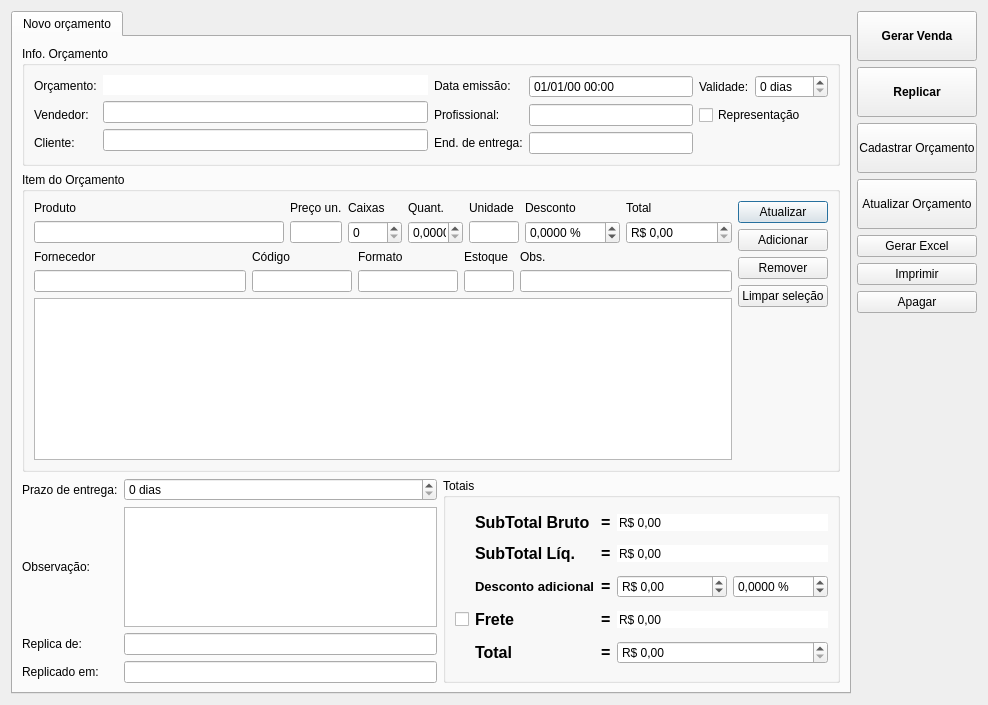
Above: ui/orcamento.ui from lellisls/ERP-STACCATO before the change. Below: the same form after it.
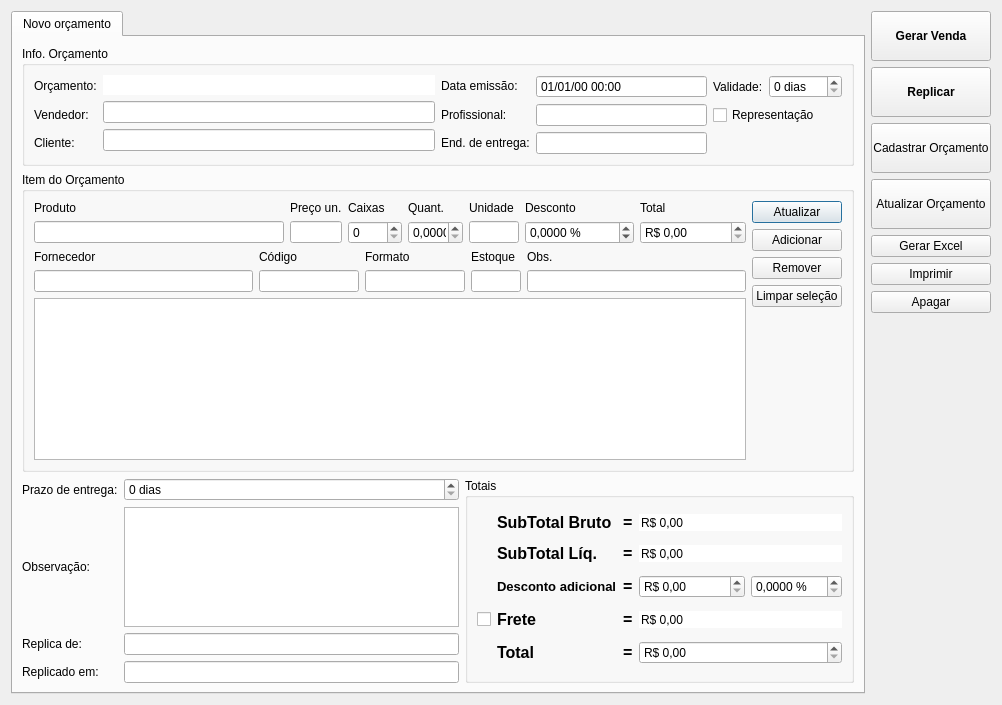
That is the form after the change. Custom widgets are drawn as their Qt base class.

Diff of the .ui file:
```diff
--- a/ui/orcamento.ui
+++ b/ui/orcamento.ui
@@ -624,7 +624,7 @@
                  <number>4</number>
                 </property>
                 <property name="minimum">
-                 <double>-100.000000000000000</double>
+                 <double>-10000.000000000000000</double>
                 </property>
                 <property name="maximum">
                  <double>100.000000000000000</double>
@@ -1032,9 +1032,6 @@
             <property name="prefix">
              <string>R$ </string>
             </property>
-            <property name="minimum">
-             <double>-9999999.000000000000000</double>
-            </property>
             <property name="maximum">
              <double>9999999.000000000000000</double>
             </property>
@@ -1057,9 +1054,6 @@
             <property name="decimals">
              <number>4</number>
             </property>
-            <property name="minimum">
-             <double>-100.000000000000000</double>
-            </property>
             <property name="maximum">
              <double>100.000000000000000</double>
             </property>
```
